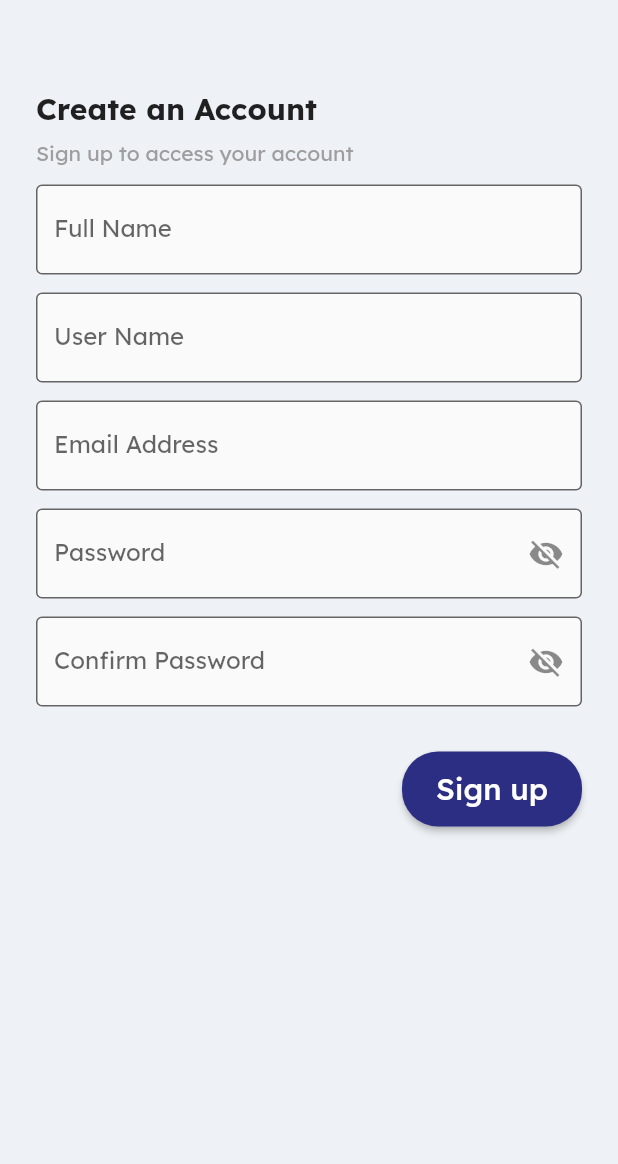
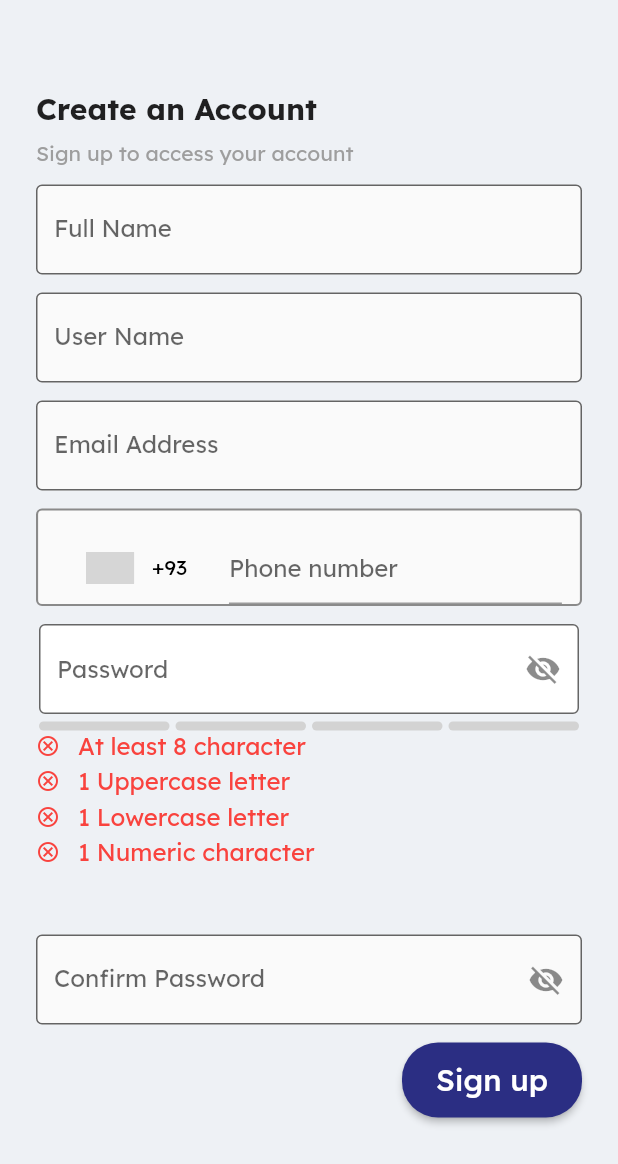
Before and after one commit to adhamahmed4/abs_mobile_app, a Flutter app: the RegistrationPage screen opened directly, on a phone screen of 412 x 824 dp. Shown: the top 1164 px of the screen. Run offline on Flutter 3.47's test engine with Material 2 defaults, Android fonts, the phone set to English and light mode, and no system bars; drawn by our look-alikes of flutter_pw_validator, intl_phone_number_input; our stand-ins replace email_validator, google_fonts, google_nav_bar; grey boxes are pictures that could not be loaded.

Commit message:
register update

```diff
--- a/lib/Register/register.dart
+++ b/lib/Register/register.dart
@@ -1,5 +1,7 @@
 import 'package:flutter/material.dart';
 import 'package:email_validator/email_validator.dart';
+import 'package:intl_phone_number_input/intl_phone_number_input.dart';
+import 'package:flutter_pw_validator/flutter_pw_validator.dart';
 
 class RegistrationPage extends StatefulWidget {
   @override
@@ -20,6 +22,9 @@ class _RegistrationPageState extends State<RegistrationPage> {
   String _emailErrorText = '';
   String _passwordErrorText = '';
   String _confirmPasswordErrorText = '';
+  String _phoneNumberErrorText = '';
+
+  PhoneNumber _phoneNumber = PhoneNumber();
 
   @override
   void initState() {
@@ -36,9 +41,9 @@ class _RegistrationPageState extends State<RegistrationPage> {
       _validateEmail(_emailController.text);
     });
 
-    _passwordController.addListener(() {
-      _validatePassword(_passwordController.text);
-    });
+    // _passwordController.addListener(() {
+    //   _validatePassword(_passwordController.text);
+    // });
 
     _confirmPasswordController.addListener(() {
       _validateConfirmPassword(_confirmPasswordController.text);
@@ -88,30 +93,30 @@ class _RegistrationPageState extends State<RegistrationPage> {
     }
   }
 
-  void _validatePassword(String password) {
-    bool hasUppercase = password.contains(RegExp(r'[A-Z]'));
-    bool hasLowercase = password.contains(RegExp(r'[a-z]'));
-    bool hasDigit = password.contains(RegExp(r'[0-9]'));
+  // void _validatePassword(String password) {
+  //   bool hasUppercase = password.contains(RegExp(r'[A-Z]'));
+  //   bool hasLowercase = password.contains(RegExp(r'[a-z]'));
+  //   bool hasDigit = password.contains(RegExp(r'[0-9]'));
 
-    String errorText = '';
+  //   String errorText = '';
 
-    if (password.length < 8) {
-      errorText += 'At least 8 characters\n';
-    }
-    if (!hasUppercase) {
-      errorText += 'At least one uppercase letter\n';
-    }
-    if (!hasLowercase) {
-      errorText += 'At least one lowercase letter\n';
-    }
-    if (!hasDigit) {
-      errorText += 'At least one number\n';
-    }
+  //   if (password.length < 8) {
+  //     errorText += 'At least 8 characters\n';
+  //   }
+  //   if (!hasUppercase) {
+  //     errorText += 'At least one uppercase letter\n';
+  //   }
+  //   if (!hasLowercase) {
+  //     errorText += 'At least one lowercase letter\n';
+  //   }
+  //   if (!hasDigit) {
+  //     errorText += 'At least one number\n';
+  //   }
 
-    setState(() {
-      _passwordErrorText = errorText;
-    });
-  }
+  //   setState(() {
+  //     _passwordErrorText = errorText;
+  //   });
+  // }
 
   void _validateConfirmPassword(String confirmPassword) {
     String password = _passwordController.text;
@@ -126,6 +131,21 @@ class _RegistrationPageState extends State<RegistrationPage> {
       });
     }
   }
+
+  void _validatePhoneNumber(String phoneNumber) {
+    if (phoneNumber.isEmpty) {
+      setState(() {
+        _phoneNumberErrorText = 'Phone number is required';
+      });
+    } else {
+      setState(() {
+        _phoneNumberErrorText = '';
+      });
+    }
+  }
+
+  final GlobalKey<FlutterPwValidatorState> validatorKey =
+      GlobalKey<FlutterPwValidatorState>();
 
   @override
   Widget build(BuildContext context) {
@@ -188,14 +208,58 @@ class _RegistrationPageState extends State<RegistrationPage> {
                     ),
                   ),
                   SizedBox(height: 12),
-                  TextField(
+                  Container(
+                    height: 65,
+                    decoration: BoxDecoration(
+                      color: Color.fromARGB(255, 250, 250, 250),
+                      borderRadius: BorderRadius.circular(4),
+                      border: Border.all(
+                        color: Color.fromARGB(255, 138, 138, 138),
+                        width: 1.4,
+                      ),
+                    ),
+                    child: Padding(
+                      padding: const EdgeInsets.symmetric(horizontal: 12),
+                      child: InternationalPhoneNumberInput(
+                        onInputChanged: (PhoneNumber number) {
+                          if (number.phoneNumber != null) {
+                            _validatePhoneNumber(number.phoneNumber!);
+                          }
+                          setState(() {
+                            _phoneNumber = number;
+                          });
+                        },
+                        selectorConfig: SelectorConfig(
+                          selectorType: PhoneInputSelectorType.BOTTOM_SHEET,
+                        ),
+                        selectorTextStyle: TextStyle(color: Colors.black),
+                        initialValue: _phoneNumber,
+                      ),
+                    ),
+                  ),
+                  if (_phoneNumberErrorText.isNotEmpty)
+                    Padding(
+                      padding: const EdgeInsets.only(top: 4),
+                      child: Text(
+                        _phoneNumberErrorText,
+                        style: TextStyle(color: Colors.red),
+                      ),
+                    ),
+                  if (_phoneNumberErrorText.isNotEmpty)
+                    Text(
+                      _phoneNumberErrorText,
+                      style: TextStyle(color: Colors.red),
+                    ),
+                  SizedBox(height: 12),
+                  Padding(
+                    padding: const EdgeInsets.symmetric(horizontal: 2.0),
+                    child: TextField(
                         controller: _passwordController,
                         obscureText: !_passwordVisible,
                         decoration: InputDecoration(
-                      fillColor: const Color.fromARGB(255, 250, 250, 250),
                           filled: true,
-                      labelText: 'Password',
-                      border: OutlineInputBorder(),
+                          fillColor: Colors.white,
+                          hintText: "Password",
                           suffixIcon: GestureDetector(
                             onTap: () {
                               setState(() {
@@ -208,9 +272,31 @@ class _RegistrationPageState extends State<RegistrationPage> {
                                   : Icons.visibility_off,
                             ),
                           ),
+                          border: OutlineInputBorder(borderSide: BorderSide()),
+                        )),
                   ),
+                  const SizedBox(
+                    height: 5,
                   ),
-                  SizedBox(height: 12),
+                  FlutterPwValidator(
+                    key: validatorKey,
+                    controller: _passwordController,
+                    minLength: 8,
+                    uppercaseCharCount: 1,
+                    lowercaseCharCount: 1,
+                    numericCharCount: 1,
+                    width: 400,
+                    height: 130,
+                    onSuccess: () {
+                      print("MATCHED");
+                      ScaffoldMessenger.of(context).showSnackBar(
+                          const SnackBar(content: Text("Password is matched")));
+                    },
+                    onFail: () {
+                      print("NOT MATCHED");
+                    },
+                  ),
+                  const SizedBox(height: 12),
                   TextField(
                     controller: _confirmPasswordController,
                     obscureText: !_confirmPasswordVisible,
@@ -236,113 +322,7 @@ class _RegistrationPageState extends State<RegistrationPage> {
                           : _confirmPasswordErrorText,
                     ),
                   ),
-                  SizedBox(height: 6),
-
-                  // Password validation points with bullet points
-                  if (_passwordErrorText.isNotEmpty)
-                    Row(
-                      children: [
-                        SizedBox(width: 6),
-                        Icon(
-                          _passwordErrorText.contains('8 characters')
-                              ? Icons.close
-                              : Icons.check,
-                          color: _passwordErrorText.contains('8 characters')
-                              ? Colors.red
-                              : Colors.green,
-                        ),
-                        SizedBox(width: 6),
-                        Flexible(
-                          child: Text(
-                            'At least 8 characters',
-                            style: TextStyle(
-                              color: _passwordErrorText.contains('8 characters')
-                                  ? Colors.red
-                                  : Colors.green,
-                            ),
-                          ),
-                        ),
-                      ],
-                    ),
-                  if (_passwordErrorText.isNotEmpty)
-                    Row(
-                      children: [
-                        SizedBox(width: 6),
-                        Icon(
-                          _passwordErrorText.contains('uppercase letter')
-                              ? Icons.close
-                              : Icons.check,
-                          color: _passwordErrorText.contains('uppercase letter')
-                              ? Colors.red
-                              : Colors.green,
-                        ),
-                        SizedBox(width: 6),
-                        Flexible(
-                          child: Text(
-                            'At least one uppercase letter',
-                            style: TextStyle(
-                              color: _passwordErrorText
-                                      .contains('uppercase letter')
-                                  ? Colors.red
-                                  : Colors.green,
-                            ),
-                          ),
-                        ),
-                      ],
-                    ),
-                  if (_passwordErrorText.isNotEmpty)
-                    Row(
-                      children: [
-                        SizedBox(width: 6),
-                        Icon(
-                          _passwordErrorText.contains('lowercase letter')
-                              ? Icons.close
-                              : Icons.check,
-                          color: _passwordErrorText.contains('lowercase letter')
-                              ? Colors.red
-                              : Colors.green,
-                        ),
-                        SizedBox(width: 6),
-                        Flexible(
-                          child: Text(
-                            'At least one lowercase letter',
-                            style: TextStyle(
-                              color: _passwordErrorText
-                                      .contains('lowercase letter')
-                                  ? Colors.red
-                                  : Colors.green,
-                            ),
-                          ),
-                        ),
-                      ],
-                    ),
-                  if (_passwordErrorText.isNotEmpty)
-                    Row(
-                      children: [
-                        SizedBox(width: 6),
-                        Icon(
-                          _passwordErrorText.contains('number')
-                              ? Icons.close
-                              : Icons.check,
-                          color: _passwordErrorText.contains('number')
-                              ? Colors.red
-                              : Colors.green,
-                        ),
-                        SizedBox(width: 6),
-                        Flexible(
-                          child: Text(
-                            'At least one number',
-                            style: TextStyle(
-                              color: _passwordErrorText.contains('number')
-                                  ? Colors.red
-                                  : Colors.green,
-                            ),
-                          ),
-                        ),
-                      ],
-                    ),
-
-                  SizedBox(height: 24),
+                  SizedBox(height: 12),
                   Align(
                     alignment: Alignment.centerRight,
                     child: ElevatedButton(
--- a/pubspec.yaml
+++ b/pubspec.yaml
@@ -42,6 +42,8 @@ dependencies:
   http: ^0.13.6
   google_nav_bar: ^5.0.6
   email_validator: ^2.1.17
+  intl_phone_number_input: ^0.7.3+1
+  flutter_pw_validator: ^1.6.0
 
 dev_dependencies:
   flutter_test:
```
Also changed, not shown: pubspec.lock. Lines whose indentation alone changed are shown as unchanged.
